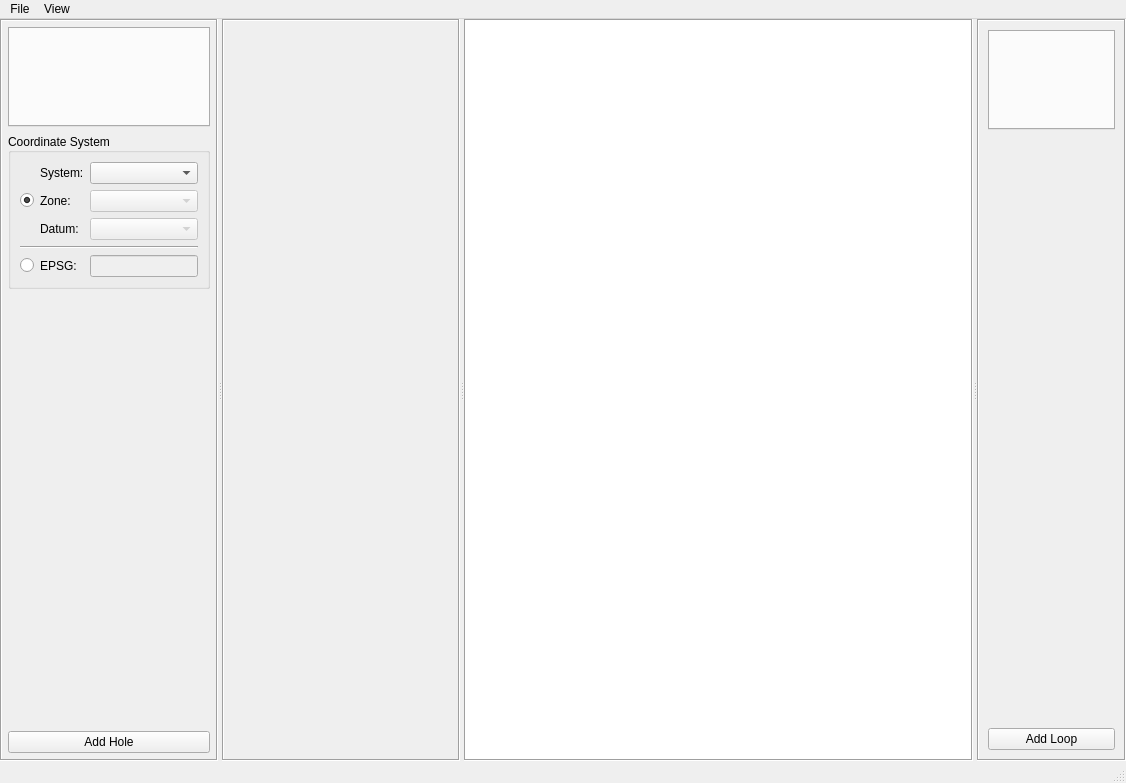
Eric-Meunier/Processor-Suite, file src/qt_ui/loop_planner.ui: the form before one commit.
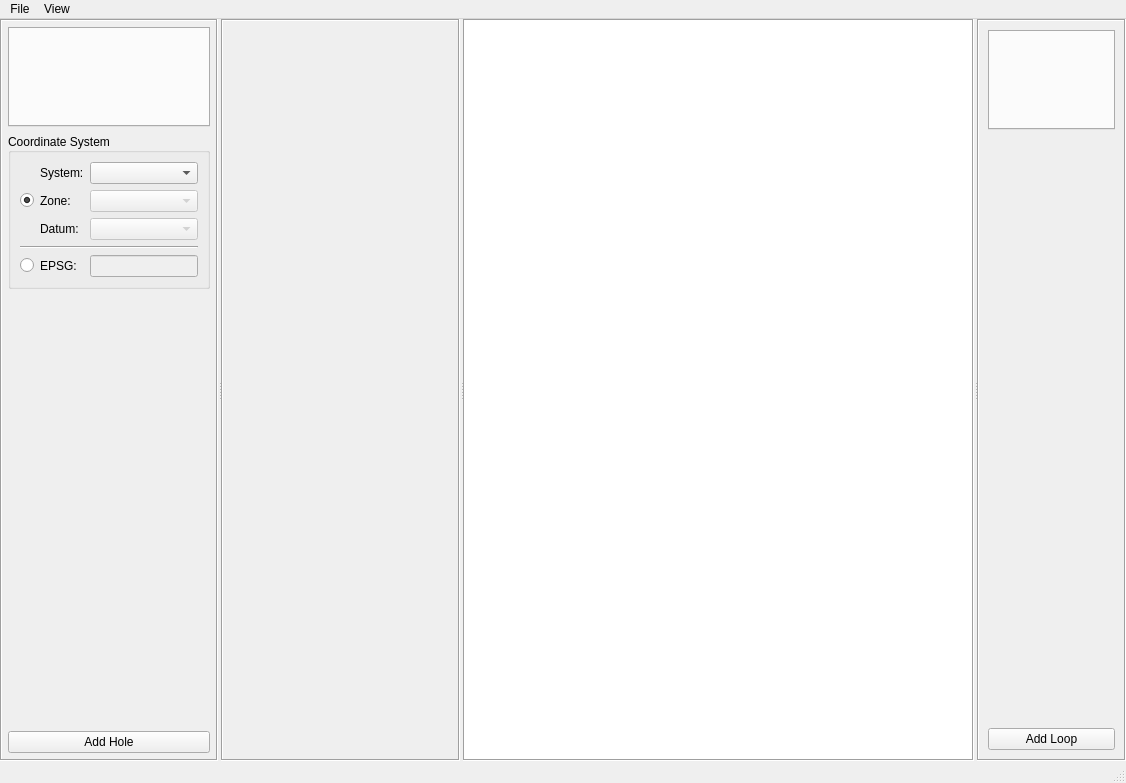
The form after the commit. Icons and pictures are not drawn. Custom widgets are drawn as their Qt base class.

Diff of the .ui file:
```diff
--- a/src/qt_ui/loop_planner.ui
+++ b/src/qt_ui/loop_planner.ui
@@ -35,6 +35,12 @@
       <property name="orientation">
        <enum>Qt::Horizontal</enum>
       </property>
+      <property name="handleWidth">
+       <number>3</number>
+      </property>
+      <property name="childrenCollapsible">
+       <bool>false</bool>
+      </property>
       <widget class="QFrame" name="hole_frame">
        <property name="sizePolicy">
         <sizepolicy hsizetype="Maximum" vsizetype="Preferred">
```
